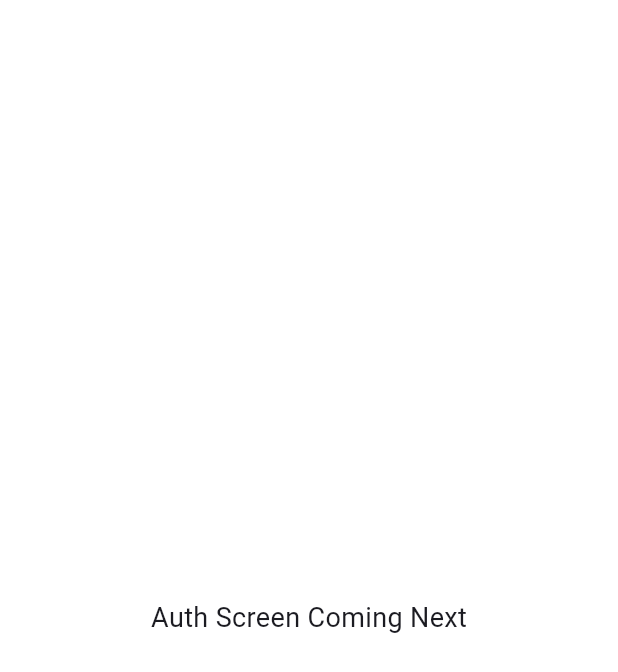
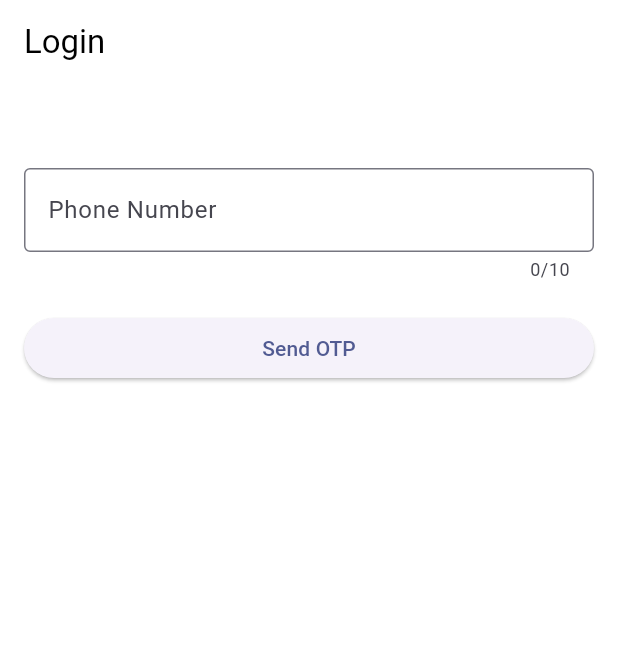
Before and after one commit to SushmitaBhor/loan_ease, a Flutter app: the screen it shows after launch, on a phone screen of 412 x 824 dp. Shown: the top 672 px of the screen. Run offline on Flutter 3.47's test engine with Material 3 defaults, Android fonts, the phone set to English and light mode, and no system bars; our stand-ins replace get_it.

Commit message:
feat(auth): add phone login and mock OTP verification

```diff
--- /dev/null
+++ b/lib/features/auth/presentation/pages/login_page.dart
@@ -0,0 +1,65 @@
+import 'package:flutter/material.dart';
+import 'otp_page.dart';
+
+class LoginPage extends StatefulWidget {
+  const LoginPage({super.key});
+
+  @override
+  State<LoginPage> createState() => _LoginPageState();
+}
+
+class _LoginPageState extends State<LoginPage> {
+  final _controller = TextEditingController();
+  final _formKey = GlobalKey<FormState>();
+
+  @override
+  Widget build(BuildContext context) {
+    return Scaffold(
+      appBar: AppBar(title: const Text('Login')),
+      body: Padding(
+        padding: const EdgeInsets.all(16),
+        child: Form(
+          key: _formKey,
+          child: Column(
+            children: [
+              const SizedBox(height: 40),
+              TextFormField(
+                controller: _controller,
+                keyboardType: TextInputType.phone,
+                maxLength: 10,
+                decoration: const InputDecoration(
+                  labelText: 'Phone Number',
+                  prefixText: '+91 ',
+                  border: OutlineInputBorder(),
+                ),
+                validator: (value) {
+                  if (value == null || value.length != 10) {
+                    return 'Enter valid 10-digit number';
+                  }
+                  return null;
+                },
+              ),
+              const SizedBox(height: 20),
+              SizedBox(
+                width: double.infinity,
+                child: ElevatedButton(
+                  onPressed: () {
+                    if (_formKey.currentState!.validate()) {
+                      Navigator.push(
+                        context,
+                        MaterialPageRoute(
+                          builder: (_) => OtpPage(phone: _controller.text),
+                        ),
+                      );
+                    }
+                  },
+                  child: const Text('Send OTP'),
+                ),
+              ),
+            ],
+          ),
+        ),
+      ),
+    );
+  }
+}
```
Also changed, not shown: lib/features/auth/presentation/pages/otp_page.dart (added, +129 -0 lines), lib/features/auth/presentation/pages/splash_page.dart (+4 -3 lines), lib/features/auth/presentation/widgets/otp_input_field.dart (added), pubspec.lock.
